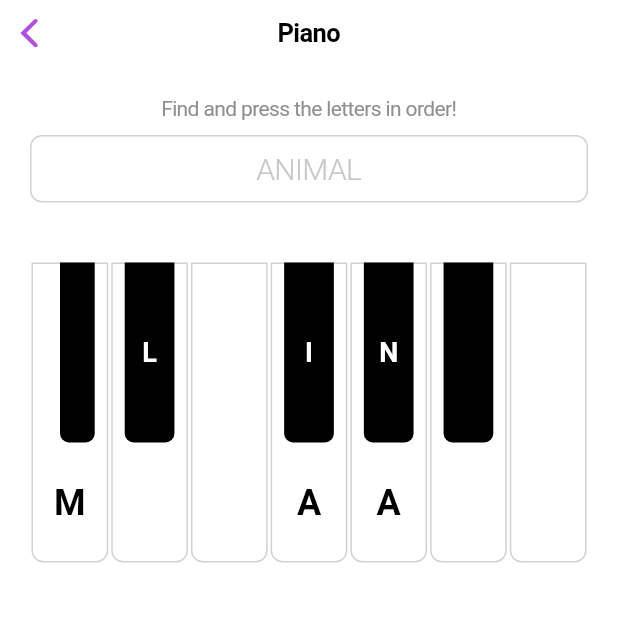
After one commit to 1gni5/tom-france-sacha, a Flutter app: the PianoScreen screen opened directly, on a phone screen of 412 x 824 dp, the top half of it. The commit adds this screen. Run offline on Flutter 3.47's test engine with Material 3 defaults, Android fonts, the light colour scheme and no system bars.

Commit message:
feat: piano basic

```diff
--- /dev/null
+++ b/lib/piano_screen.dart
@@ -0,0 +1,276 @@
+import 'package:flutter/cupertino.dart';
+import 'dart:math';
+
+class PianoScreen extends StatefulWidget {
+  const PianoScreen({super.key});
+
+  @override
+  State<PianoScreen> createState() => _PianoScreenState();
+}
+
+class _PianoScreenState extends State<PianoScreen> {
+  final List<String> whiteKeys = ['C', 'D', 'E', 'F', 'G', 'A', 'B'];
+  final List<String> blackKeys = ['C#', 'D#', '', 'F#', 'G#', 'A#', ''];
+
+  // Word to spell
+  final String targetWord = 'animal';
+  Map<String, String> keyLetters = {}; // Maps note to letter
+  String typedWord = '';
+
+  @override
+  void initState() {
+    super.initState();
+    _assignRandomLetters();
+  }
+
+  void _assignRandomLetters() {
+    keyLetters = {};
+    List<String> letters = targetWord.toUpperCase().split('');
+    Random random = Random();
+
+    // Get all available keys (white + non-empty black keys)
+    List<String> allKeys = [...whiteKeys];
+    for (String blackKey in blackKeys) {
+      if (blackKey.isNotEmpty) {
+        allKeys.add(blackKey);
+      }
+    }
+
+    print('Available keys: $allKeys');
+    print('Letters to assign: $letters');
+
+    // Assign each letter to a random key
+    for (String letter in letters) {
+      String availableKey = allKeys[random.nextInt(allKeys.length)];
+      keyLetters[availableKey] = letter;
+      allKeys.remove(availableKey); // Remove to avoid duplicates
+      print('Assigned letter "$letter" to key "$availableKey"');
+    }
+
+    print('Final keyLetters map: $keyLetters');
+  }
+
+  void _playNote(String note) {
+    print('Playing note: $note');
+
+    // Check if this key has a letter assigned
+    if (keyLetters.containsKey(note)) {
+      String pressedLetter = keyLetters[note]!;
+      String expectedLetter = targetWord.toUpperCase()[typedWord.length];
+
+      setState(() {
+        // Check if the pressed letter is the next expected letter in sequence
+        if (pressedLetter == expectedLetter) {
+          typedWord += pressedLetter.toLowerCase();
+
+          // Check if word is complete
+          if (typedWord == targetWord) {
+            _showSuccessDialog();
+          }
+        } else {
+          // Wrong letter pressed, reset the word
+          typedWord = '';
+          // Show feedback that it was wrong
+          _showWrongLetterFeedback(pressedLetter, expectedLetter);
+        }
+      });
+    }
+  }
+
+  void _showWrongLetterFeedback(String pressed, String expected) {
+    showCupertinoDialog(
+      context: context,
+      builder: (context) => CupertinoAlertDialog(
+        title: const Text('Try Again!'),
+        content: Text('You pressed "$pressed" but the next letter should be "$expected".\nLet\'s start over!'),
+        actions: [
+          CupertinoDialogAction(
+            child: const Text('OK'),
+            onPressed: () {
+              Navigator.of(context).pop();
+            },
+          ),
+        ],
+      ),
+    );
+  }
+
+  void _showSuccessDialog() {
+    showCupertinoDialog(
+      context: context,
+      builder: (context) => CupertinoAlertDialog(
+        title: const Text('Success!'),
+        content: Text('You spelled "$targetWord" correctly!'),
+        actions: [
+          CupertinoDialogAction(
+            child: const Text('Play Again'),
+            onPressed: () {
+              Navigator.of(context).pop();
+              setState(() {
+                typedWord = '';
+                _assignRandomLetters();
+              });
+            },
+          ),
+        ],
+      ),
+    );
+  }
+
+  @override
+  Widget build(BuildContext context) {
+    return CupertinoPageScaffold(
+      navigationBar: const CupertinoNavigationBar(
+        middle: Text('Piano'),
+      ),
+      child: SafeArea(
+        child: Column(
+          children: [
+            // Text input display
+            Container(
+              padding: const EdgeInsets.all(20),
+              child: Column(
+                children: [
+                  Text(
+                    'Find and press the letters in order!',
+                    style: const TextStyle(
+                      fontSize: 14,
+                      color: CupertinoColors.systemGrey,
+                    ),
+                  ),
+                  const SizedBox(height: 10),
+                  Container(
+                    padding: const EdgeInsets.symmetric(horizontal: 20, vertical: 10),
+                    decoration: BoxDecoration(
+                      border: Border.all(color: CupertinoColors.systemGrey4),
+                      borderRadius: BorderRadius.circular(8),
+                    ),
+                    child: Row(
+                      mainAxisAlignment: MainAxisAlignment.center,
+                      children: [
+                        Text(
+                          typedWord.toUpperCase(),
+                          style: const TextStyle(
+                            fontSize: 20,
+                            fontWeight: FontWeight.w500,
+                            color: CupertinoColors.systemGreen,
+                          ),
+                        ),
+                        if (typedWord.length < targetWord.length)
+                          Text(
+                            targetWord.substring(typedWord.length).toUpperCase(),
+                            style: const TextStyle(
+                              fontSize: 20,
+                              fontWeight: FontWeight.w300,
+                              color: CupertinoColors.systemGrey3,
+                            ),
+                          ),
+                      ],
+                    ),
+                  ),
+                ],
+              ),
+            ),
+            // Piano keys
+            Expanded(
+              child: Container(
+                padding: const EdgeInsets.all(20),
+                child: Stack(
+                  children: [
+                    // White keys
+                    Row(
+                      children: whiteKeys.map((note) {
+                        return Expanded(
+                          child: Container(
+                            margin: const EdgeInsets.symmetric(horizontal: 1),
+                            child: CupertinoButton(
+                              onPressed: () => _playNote(note),
+                              padding: EdgeInsets.zero,
+                              child: Container(
+                                height: 200,
+                                decoration: BoxDecoration(
+                                  color: CupertinoColors.white,
+                                  border: Border.all(color: CupertinoColors.systemGrey4),
+                                  borderRadius: const BorderRadius.only(
+                                    bottomLeft: Radius.circular(8),
+                                    bottomRight: Radius.circular(8),
+                                  ),
+                                ),
+                                child: Center(
+                                  child: Padding(
+                                    padding: const EdgeInsets.only(top: 120),
+                                    child: Text(
+                                      keyLetters[note] ?? '',
+                                      style: const TextStyle(
+                                        color: CupertinoColors.black,
+                                        fontSize: 24,
+                                        fontWeight: FontWeight.bold,
+                                      ),
+                                    ),
+                                  ),
+                                ),
+                              ),
+                            ),
+                          ),
+                        );
+                      }).toList(),
+                    ),
+                    // Black keys
+                    Positioned(
+                      top: 0,
+                      left: 0,
+                      right: 0,
+                      child: Row(
+                        children: blackKeys.asMap().entries.map((entry) {
+                          int index = entry.key;
+                          String note = entry.value;
+
+                          if (note.isEmpty) {
+                            return Expanded(child: Container());
+                          }
+
+                          return Expanded(
+                            child: Container(
+                              margin: EdgeInsets.only(
+                                left: index == 0 ? 20 : 10,
+                                right: 10,
+                              ),
+                              child: CupertinoButton(
+                                onPressed: () => _playNote(note),
+                                padding: EdgeInsets.zero,
+                                child: Container(
+                                  height: 120,
+                                  decoration: BoxDecoration(
+                                    color: CupertinoColors.black,
+                                    borderRadius: const BorderRadius.only(
+                                      bottomLeft: Radius.circular(6),
+                                      bottomRight: Radius.circular(6),
+                                    ),
+                                  ),
+                                  child: Center(
+                                    child: Text(
+                                      keyLetters[note] ?? '',
+                                      style: const TextStyle(
+                                        color: CupertinoColors.white,
+                                        fontSize: 18,
+                                        fontWeight: FontWeight.bold,
+                                      ),
+                                    ),
+                                  ),
+                                ),
+                              ),
+                            ),
+                          );
+                        }).toList(),
+                      ),
+                    ),
+                  ],
+                ),
+              ),
+            ),
+          ],
+        ),
+      ),
+    );
+  }
+}
```
Also changed, not shown: lib/home_page_screen.dart (+9 -1 lines).
